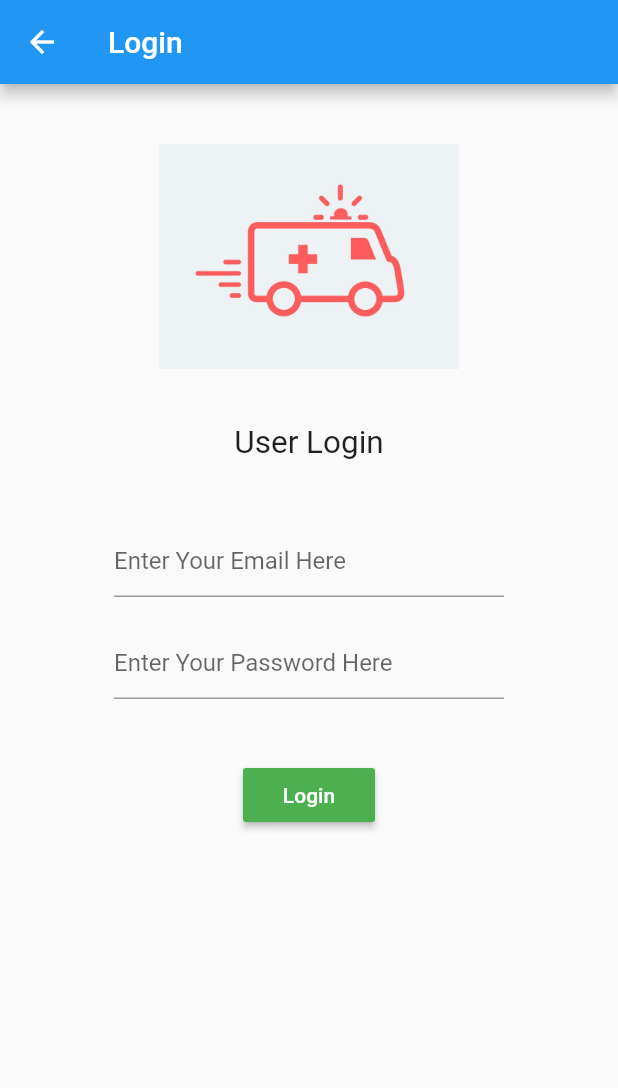
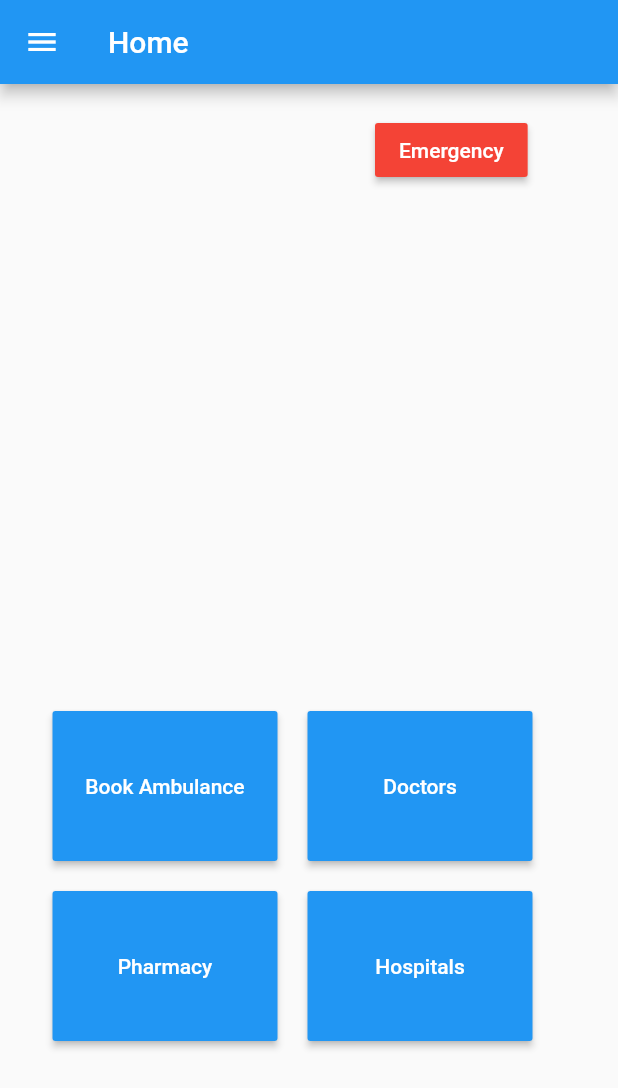
Before and after one commit to areeba-shaikh/int-elligence, a Flutter app: the Login screen opened directly, after a tap on "Login", on a phone screen of 412 x 824 dp. Shown: the top 1088 px of the screen. Run offline on Flutter 3.47's test engine with Material 2 defaults, Android fonts, the phone set to English and light mode, and no system bars; our stand-ins replace animated_splash_screen, hexcolor.

Commit message:
added screens

```diff
--- /dev/null
+++ b/lib/screens/home.dart
@@ -0,0 +1,285 @@
+import 'package:flutter/material.dart';
+// import 'package:ambulance/screens/register.dart';
+// import 'package:ambulance/screens/login.dart';
+
+class HomePage extends StatefulWidget {
+  @override
+  _HomePageState createState() => _HomePageState();
+}
+
+class _HomePageState extends State<HomePage> {
+  @override
+  Widget build(BuildContext context) {
+    return Scaffold(
+        appBar: AppBar(
+          title: Text("Home"),
+        ),
+        drawer: Drawer(
+          // Add a ListView to the drawer. This ensures the user can scroll
+          // through the options in the drawer if there isn't enough vertical
+          // space to fit everything.
+          child: Container(
+            color: Colors.lightBlue,
+            child: ListView(
+              // Important: Remove any padding from the ListView.
+              padding: EdgeInsets.zero,
+              children: <Widget>[
+                DrawerHeader(
+                  child: Row(
+                    children: <Widget>[
+                      Icon(
+                        Icons.account_circle,
+                        size: 100,
+                      ),
+                      SizedBox(
+                        width: 15,
+                        height: 30,
+                      ),
+                      Container(
+                        width: 100.0,
+                        height: 200.0,
+                        child: Column(
+                          mainAxisAlignment: MainAxisAlignment.center,
+                          crossAxisAlignment: CrossAxisAlignment.center,
+                          children: <Widget>[
+                            Text(
+                              "Name",
+                              textAlign: TextAlign.left,
+                              maxLines: 2,
+                              style: TextStyle(
+                                fontSize: 20,
+                              ),
+                            ),
+                            Text(
+                              "Location",
+                              textAlign: TextAlign.left,
+                              maxLines: 2,
+                              style: TextStyle(
+                                fontSize: 20,
+                              ),
+                            ),
+                          ],
+                        ),
+                      ),
+                    ],
+                  ),
+                  decoration: BoxDecoration(
+                    color: Colors.blueAccent,
+                  ),
+                ),
+                Container(
+                  color: Colors.blueAccent,
+                  child: Column(
+                    children: [
+                      ListTile(
+                        leading: Icon(Icons.perm_identity),
+                        title: Text(
+                          'My Profile',
+                          style: TextStyle(
+                            fontSize: 20,
+                          ),
+                        ),
+                        hoverColor: Colors.lightBlue,
+                        focusColor: Colors.indigo,
+                        onTap: () {
+                          Navigator.pop(context);
+                        },
+                      ),
+                      Divider(
+                        thickness: 5,
+                        color: Colors.lightBlue,
+                      ),
+                      ListTile(
+                        leading: Icon(Icons.assignment),
+                        title: Text(
+                          'Bookings',
+                          style: TextStyle(
+                            fontSize: 20,
+                          ),
+                        ),
+                        hoverColor: Colors.lightBlue,
+                        focusColor: Colors.indigo,
+                        onTap: () {
+                          Navigator.pop(context);
+                        },
+                      ),
+                      Divider(
+                        thickness: 5,
+                        color: Colors.lightBlue,
+                      ),
+                      ListTile(
+                        leading: Icon(Icons.info),
+                        title: Text(
+                          'About Us',
+                          style: TextStyle(
+                            fontSize: 20,
+                          ),
+                        ),
+                        hoverColor: Colors.lightBlue,
+                        focusColor: Colors.indigo,
+                        onTap: () {
+                          Navigator.pop(context);
+                        },
+                      ),
+                      Divider(
+                        thickness: 5,
+                        color: Colors.lightBlue,
+                      ),
+                      ListTile(
+                        leading: Icon(Icons.call),
+                        title: Text(
+                          'Contact Us',
+                          style: TextStyle(
+                            fontSize: 20,
+                          ),
+                        ),
+                        hoverColor: Colors.lightBlue,
+                        focusColor: Colors.indigo,
+                        onTap: () {
+                          Navigator.pop(context);
+                        },
+                      ),
+                      Divider(
+                        thickness: 5,
+                        color: Colors.lightBlue,
+                      ),
+                      ListTile(
+                        leading: Icon(Icons.vpn_key, color: Colors.redAccent),
+                        title: Text(
+                          'Logout',
+                          style: TextStyle(fontSize: 20, color: Colors.red),
+                        ),
+                        hoverColor: Colors.lightBlue,
+                        focusColor: Colors.indigo,
+                        onTap: () {
+                          Navigator.pop(context);
+                        },
+                      ),
+                    ],
+                  ),
+                ),
+              ],
+            ),
+          ),
+        ),
+        body: SingleChildScrollView(
+          padding: EdgeInsets.all(20),
+          child: Column(
+            children: [
+              Row(
+                children: [
+                  SizedBox(
+                    width: 230,
+                  ),
+                  RaisedButton(
+                    onPressed: () {
+                      // Navigator.push(
+                      //     context,
+                      //     MaterialPageRoute(
+                      //       builder: (context) => RegisterPage(),
+                      //     ));
+                    },
+                    color: Colors.red,
+                    textColor: Colors.white,
+                    //padding: EdgeInsets.fromLTRB(9, 9, 9, 9),
+                    child: Text("Emergency"),
+                  ),
+                ],
+              ),
+              SizedBox(height: 350),
+              Row(
+                children: [
+                  SizedBox(
+                    width: 15,
+                  ),
+                  Container(
+                    height: 100,
+                    width: 150,
+                    child: RaisedButton(
+                      onPressed: () {
+                        // Navigator.push(
+                        //     context,
+                        //     MaterialPageRoute(
+                        //       builder: (context) => RegisterPage(),
+                        //     ));
+                      },
+                      color: Colors.blue,
+                      textColor: Colors.white,
+                      //padding: EdgeInsets.fromLTRB(9, 9, 9, 9),
+                      child: Text("Book Ambulance"),
+                    ),
+                  ),
+                  SizedBox(
+                    width: 20,
+                  ),
+                  Container(
+                    height: 100,
+                    width: 150,
+                    child: RaisedButton(
+                      onPressed: () {
+                        // Navigator.push(
+                        //     context,
+                        //     MaterialPageRoute(
+                        //       builder: (context) => RegisterPage(),
+                        //     ));
+                      },
+                      color: Colors.blue,
+                      textColor: Colors.white,
+                      //padding: EdgeInsets.fromLTRB(9, 9, 9, 9),
+                      child: Text("Doctors"),
+                    ),
+                  ),
+                ],
+              ),
+              SizedBox(
+                height: 20,
+              ),
+              Row(
+                children: [
+                  SizedBox(
+                    width: 15,
+                  ),
+                  Container(
+                    height: 100,
+                    width: 150,
+                    child: RaisedButton(
+                      onPressed: () {
+                        // Navigator.push(
+                        //     context,
+                        //     MaterialPageRoute(
+                        //       builder: (context) => RegisterPage(),
+                        //     ));
+                      },
+                      color: Colors.blue,
+                      textColor: Colors.white,
+                      //padding: EdgeInsets.fromLTRB(9, 9, 9, 9),
+                      child: Text("Pharmacy"),
+                    ),
+                  ),
+                  SizedBox(
+                    width: 20,
+                  ),
+                  Container(
+                    height: 100,
+                    width: 150,
+                    child: RaisedButton(
+                      onPressed: () {
+                        // Navigator.push(
+                        //     context,
+                        //     MaterialPageRoute(
+                        //       builder: (context) => RegisterPage(),
+                        //     ));
+                      },
+                      color: Colors.blue,
+                      textColor: Colors.white,
+                      //padding: EdgeInsets.fromLTRB(9, 9, 9, 9),
+                      child: Text("Hospitals"),
+                    ),
+                  ),
+                ],
+              ),
+            ],
+          ),
+        ));
+  }
+}
--- a/lib/screens/login.dart
+++ b/lib/screens/login.dart
@@ -1,5 +1,7 @@
+import 'package:ambulance/screens/home.dart';
 import 'package:flutter/material.dart';
 import 'package:ambulance/screens/register.dart';
+import 'package:ambulance/screens/emergency.dart';
 
 class Home extends StatefulWidget {
   @override
@@ -13,7 +15,7 @@ class _HomeState extends State<Home> {
       appBar: AppBar(
         title: Text("Welcome to Dial 108 App"),
       ),
-      body: Padding(
+      body: SingleChildScrollView(
           padding: const EdgeInsets.all(15.0),
           child: Center(
             child: Column(
@@ -61,6 +63,25 @@ class _HomeState extends State<Home> {
                     child: Text("Register"),
                   ),
                 ),
+                SizedBox(
+                  height: 10,
+                ),
+                Container(
+                  width: double.infinity,
+                  child: RaisedButton(
+                    onPressed: () {
+                      Navigator.push(
+                          context,
+                          MaterialPageRoute(
+                            builder: (context) => Emergency(),
+                          ));
+                    },
+                    color: Colors.red,
+                    textColor: Colors.white,
+                    //padding: EdgeInsets.fromLTRB(9, 9, 9, 9),
+                    child: Text("Emergency"),
+                  ),
+                ),
               ],
             ),
           )),
@@ -82,7 +103,7 @@ class _LoginState extends State<Login> {
       appBar: AppBar(
         title: Text("Login"),
       ),
-      body: Padding(
+      body: SingleChildScrollView(
           padding: const EdgeInsets.all(15.0),
           child: Center(
             child: Column(
@@ -121,7 +142,13 @@ class _LoginState extends State<Login> {
                   height: 30,
                 ),
                 RaisedButton(
-                  onPressed: () {},
+                  onPressed: () {
+                    Navigator.push(
+                        context,
+                        MaterialPageRoute(
+                          builder: (context) => HomePage(),
+                        ));
+                  },
                   color: Colors.green,
                   textColor: Colors.white,
                   // padding: EdgeInsets.fromLTRB(9, 9, 9, 9),
--- a/pubspec.yaml
+++ b/pubspec.yaml
@@ -27,6 +27,10 @@ dependencies:
   # Use with the CupertinoIcons class for iOS style icons.
   cupertino_icons: ^0.1.3
   flutter_launcher_icons: ^0.8.0
+  animated_splash_screen: ^1.0.1
+  hexcolor: ^1.0.4
+  url_launcher: ^5.6.0
+
 flutter_icons:
   image_path_android: "assets/images/ICON.jpeg"
   android: true
@@ -48,6 +52,7 @@ flutter:
     - assets/images/appicon.png
     - assets/images/register.png
     - assets/images/ICON.jpeg
+    - assets/images/splash.jpeg
   # To add assets to your application, add an assets section, like this:
   # assets:
   #   - images/a_dot_burr.jpeg
```
Also changed, not shown: lib/main.dart (+14 -4 lines), lib/screens/emergency.dart (added, +40 -0 lines), lib/screens/register.dart (+73 -1 lines), assets/images/splash.jpeg (added), pubspec.lock.
